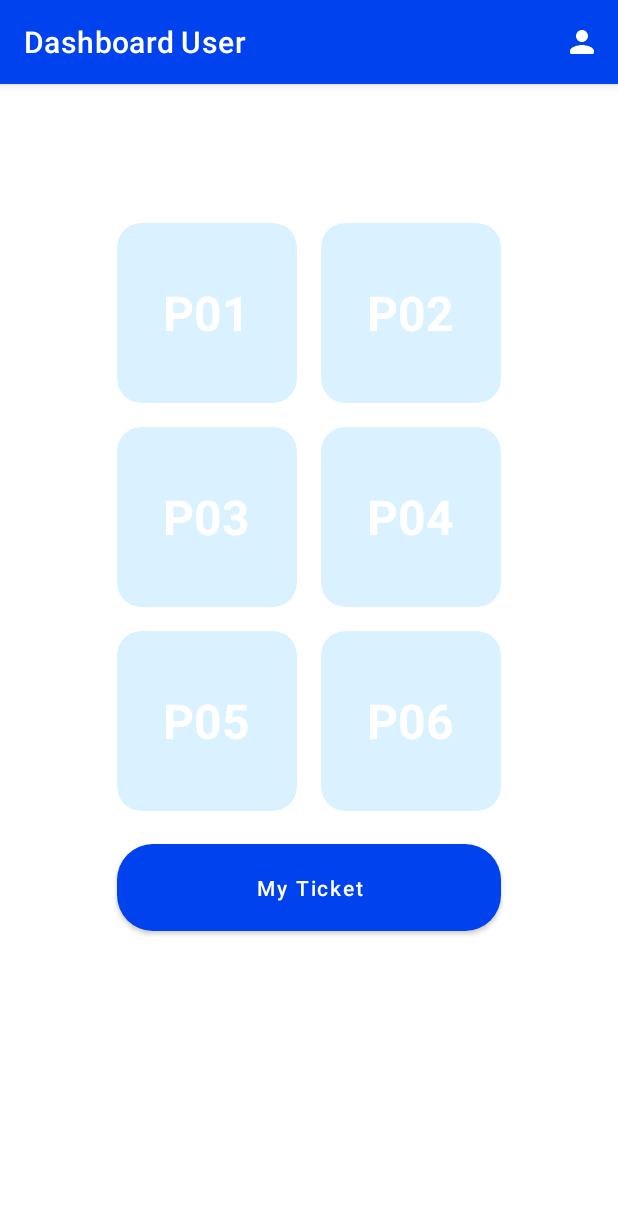
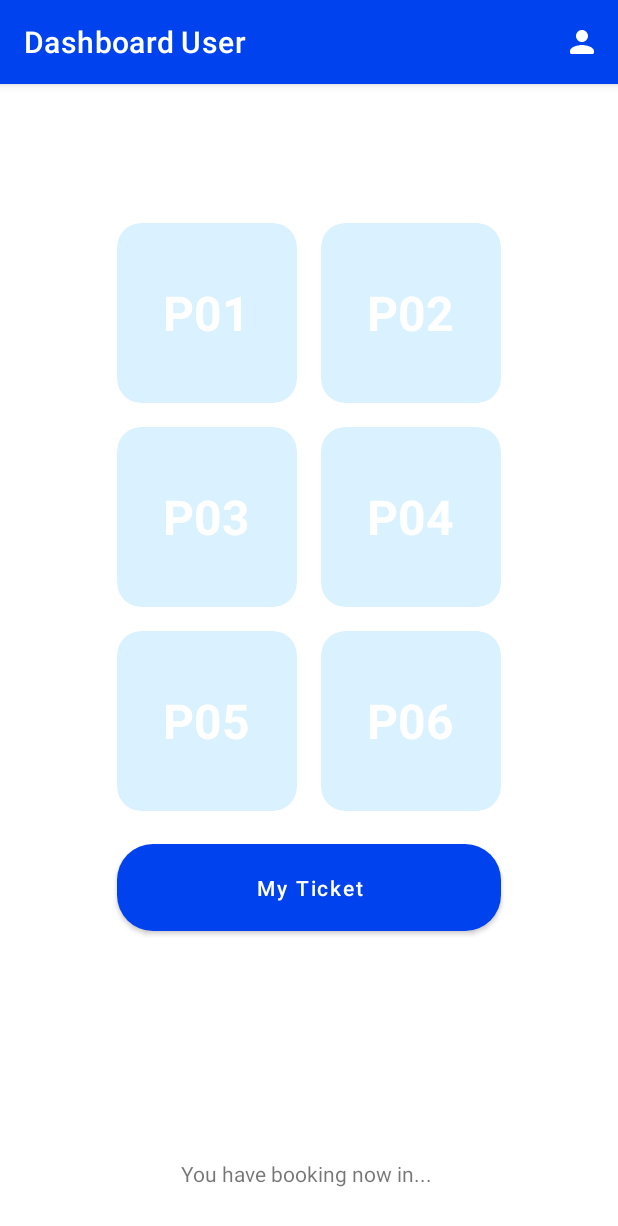
Before and after one commit to langga799/SmartParkingApp, an Android app: the ParkingSlotActivity screen opened directly, with no data from a screen before it, on a phone screen of 412 x 824 dp. Shown: the top 1226 px of the screen. Run offline under Robolectric (Android 15) with nearby library versions, the phone set to English and light mode, and no system bars; our stand-ins replace Firebase (no records; nobody signed in at launch, a user with empty details on screens opened directly); 12 statements that could not run were skipped.

Commit message:
add infromation you have booking now in CODE PARKING

```diff
--- a/app/src/main/res/layout/activity_parking_slot.xml
+++ b/app/src/main/res/layout/activity_parking_slot.xml
@@ -182,12 +182,27 @@
         android:layout_width="0dp"
         android:layout_height="70dp"
         android:layout_marginTop="16dp"
+        android:text="My Ticket"
+        android:textAllCaps="false"
         app:cornerRadius="24dp"
-        android:textAllCaps="false"
-        android:text="My Ticket"
         app:layout_constraintEnd_toEndOf="@+id/gridLayout"
         app:layout_constraintStart_toStartOf="@+id/gridLayout"
         app:layout_constraintTop_toBottomOf="@+id/gridLayout" />
 
+    <TextView
+        android:id="@+id/label_information_booking_parking"
+        android:layout_width="0dp"
+        android:layout_height="wrap_content"
+        android:layout_marginStart="16dp"
+        android:layout_marginEnd="16dp"
+        android:layout_marginBottom="32dp"
+        android:text="You have booking now in... "
+        android:textAlignment="center"
+        app:layout_constraintBottom_toBottomOf="parent"
+        app:layout_constraintEnd_toEndOf="parent"
+        app:layout_constraintStart_toStartOf="parent"
+        app:layout_constraintTop_toBottomOf="@+id/btn_to_my_ticket"
+        app:layout_constraintVertical_bias="1.0" />
+
 
 </androidx.constraintlayout.widget.ConstraintLayout>
```
Also changed, not shown: app/src/main/java/com/example/bookingparking/user/parking/ParkingSlotActivity.kt (+48 -1 lines).
